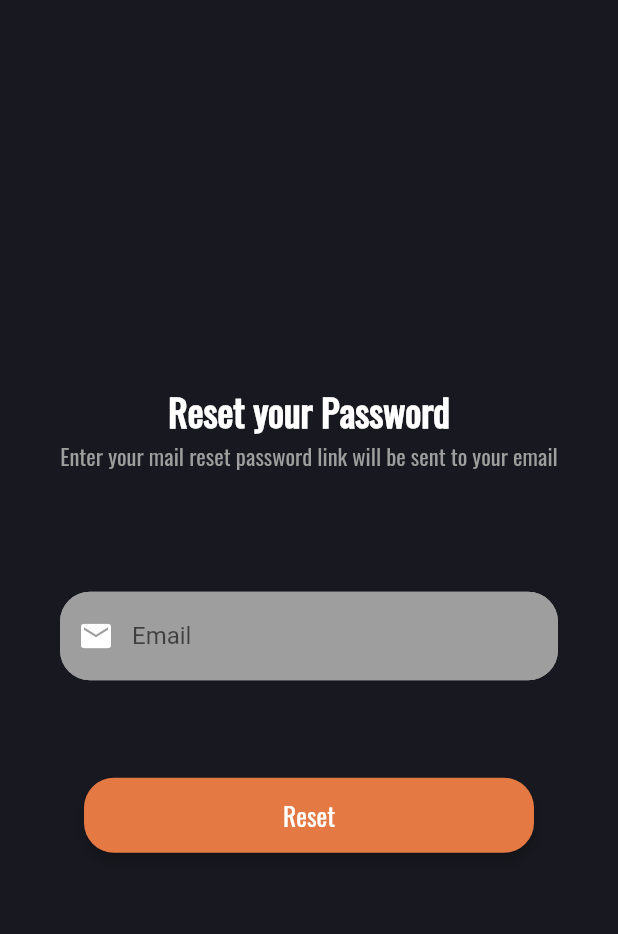
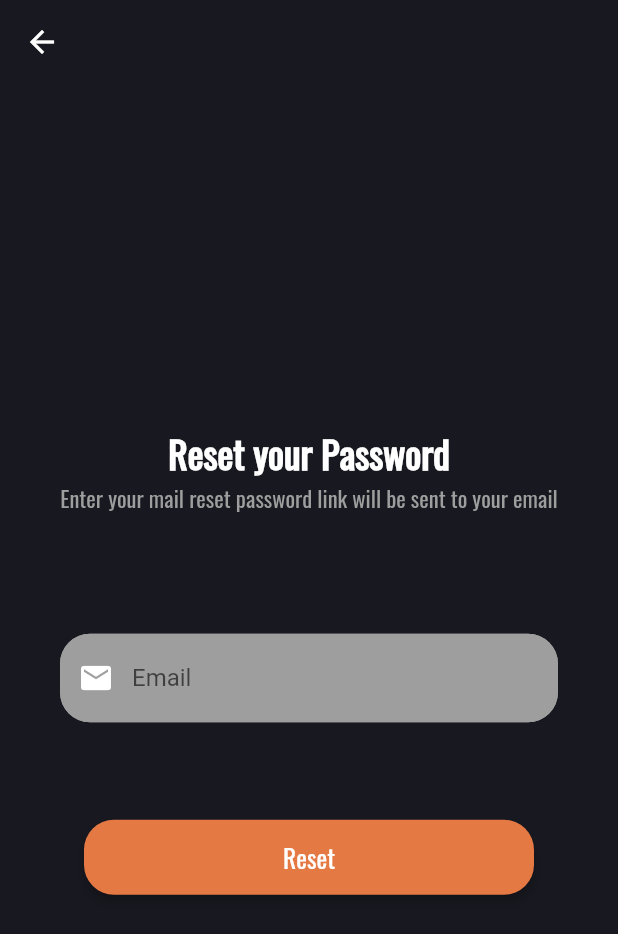
Before and after one commit to YagnikBarasiya23/FitPad, a Flutter app: the ResetPasswordScreen screen opened directly, on a phone screen of 412 x 824 dp. Shown: the top 934 px of the screen. Run offline on Flutter 3.47's test engine with Material 2 defaults, Android fonts, the phone set to English and light mode, and no system bars; drawn by our look-alikes of modal_progress_hud_nsn; our stand-ins replace cloud_firestore, firebase_auth, firebase_core, flutter_rating_bar, font_awesome_flutter, pedometer and 1 more; missing offline and left inert: vertical_weight_slider; accounts and stored records are empty.

Commit message:
initial commit

```diff
--- a/lib/features/home/screens/home_screen.dart
+++ b/lib/features/home/screens/home_screen.dart
@@ -46,7 +46,7 @@ class HomeScreen extends StatelessWidget {
                               context,
                               MaterialPageRoute(
                                 builder: (context) =>
-                                    const HybridScreen(flag: 1),
+                                const HybridScreen(flag: 1),
                               ));
                         },
                         child: cardTile(2, 'CROSSFIT')),
@@ -86,7 +86,7 @@ class HomeScreen extends StatelessWidget {
                               context,
                               MaterialPageRoute(
                                 builder: (context) =>
-                                    const HybridScreen(flag: 0),
+                                const HybridScreen(flag: 0),
                               ));
                         },
                         child: cardTile(3, 'GYM')),
--- a/lib/features/reset_password/screens/reset_password_screen.dart
+++ b/lib/features/reset_password/screens/reset_password_screen.dart
@@ -47,6 +47,10 @@ class _ResetPasswordScreenState extends State<ResetPasswordScreen> {
   @override
   Widget build(BuildContext context) {
     return Scaffold(
+      appBar: AppBar(
+        backgroundColor: Colors.transparent,
+        elevation: 0,
+      ),
       body: ModalProgressHUD(
         progressIndicator: const CircularProgressIndicator(
           color: blueColor,
--- a/lib/main.dart
+++ b/lib/main.dart
@@ -24,7 +24,9 @@ class FitPad extends StatelessWidget {
       create: (_) => TaskData(),
       child: MaterialApp(
         debugShowCheckedModeBanner: false,
-        theme: ThemeData(scaffoldBackgroundColor: const Color(0xff181920)),
+        theme: ThemeData(
+            scaffoldBackgroundColor: const Color(0xff181920),
+           ),
         home: const MainPage(),
       ),
     );
```
Also changed, not shown: lib/features/feedback/screens/feedback_screen.dart (+7 -7 lines).
